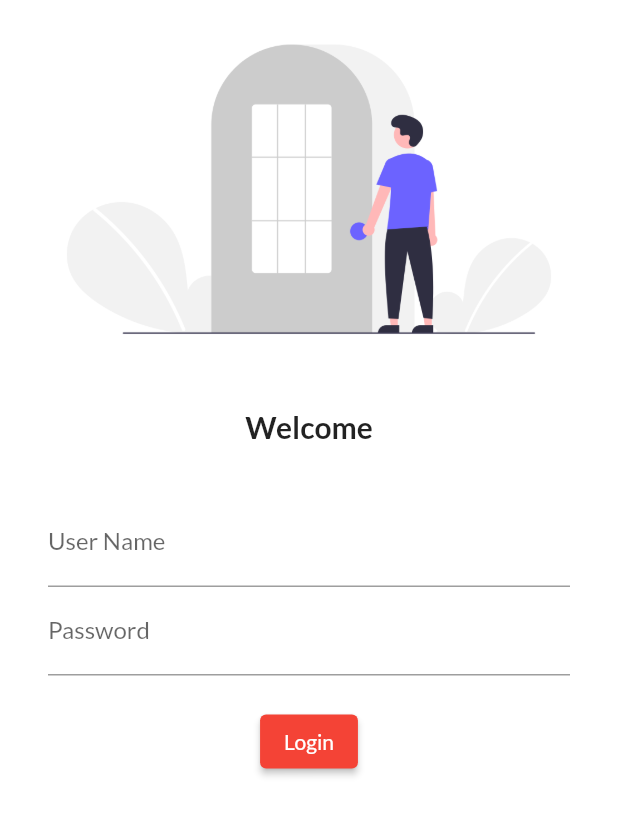
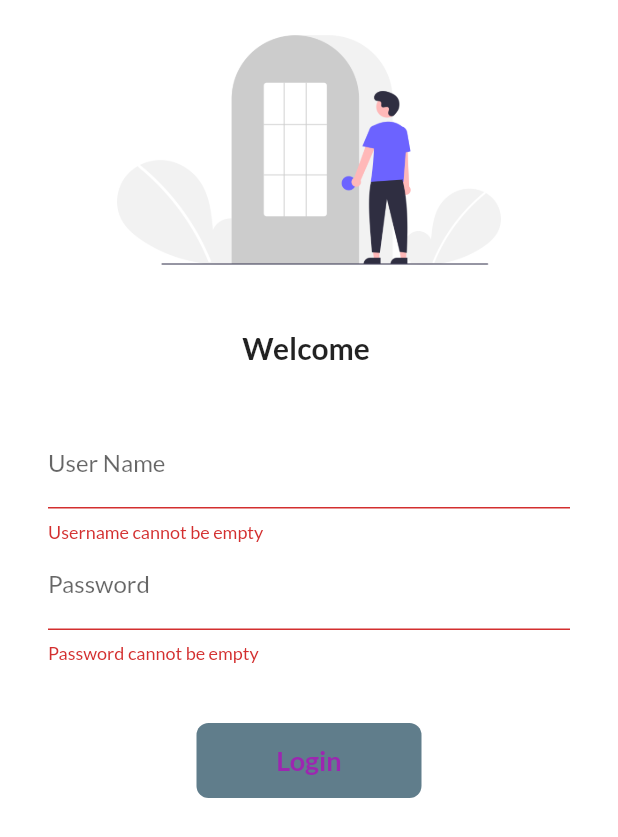
Before and after one commit to oplala276/ecommerce_app, a Flutter app: the LoginPage screen opened by its route, after a tap on "Login", on a phone screen of 412 x 824 dp. Shown: the top 837 px of the screen. Run offline on Flutter 3.47's test engine with Material 2 defaults, Android fonts, the phone set to English and light mode, and no system bars; our stand-ins replace google_fonts; missing offline and left inert: dart:html, dart:js_util; network calls fail.

Commit message:
day9 completed

```diff
--- a/lib/pages/login_page.dart
+++ b/lib/pages/login_page.dart
@@ -1,23 +1,51 @@
+import 'dart:js_util';
+
 import 'package:flutter/material.dart';
+import 'package:practice_app/utils/routes.dart';
 
-class LoginPage extends StatelessWidget {
+class LoginPage extends StatefulWidget {
   const LoginPage({super.key});
+
+  @override
+  State<LoginPage> createState() => _LoginPageState();
+}
+
+class _LoginPageState extends State<LoginPage> {
+  String name = "";
+  bool changeButton = false;
+  final _formKey = GlobalKey<FormState>();
+  moveToHome(BuildContext context) async {
+    if (_formKey.currentState!.validate()) {
+      setState(() {
+        changeButton = true;
+      });
+      await Future.delayed(Duration(seconds: 1));
+      await Navigator.pushNamed(context, MyRoutes.homeRoute);
+      setState(() {
+        changeButton = false;
+      });
+    }
+  }
 
   @override
   Widget build(BuildContext context) {
     return Material(
       color: Colors.white,
+      child: SingleChildScrollView(
+        child: Form(
+          key: _formKey,
           child: Column(
             children: [
               Image.asset(
                 "assets/images/login_image.png",
                 fit: BoxFit.cover,
+                height: 200,
               ),
               SizedBox(
                 height: 20,
               ),
               Text(
-            "Welcome",
+                "Welcome $name",
                 style: TextStyle(
                   fontSize: 20,
                   fontWeight: FontWeight.bold,
@@ -27,34 +55,83 @@ class LoginPage extends StatelessWidget {
                 height: 20,
               ),
               Padding(
-            padding:
-                const EdgeInsets.symmetric(vertical: 16.0, horizontal: 32.0),
+                padding: const EdgeInsets.symmetric(
+                    vertical: 16.0, horizontal: 32.0),
                 child: Column(
                   children: [
                     TextFormField(
                       decoration: InputDecoration(
                           hintText: "Enter User Name", labelText: "User Name"),
+                      validator: (value) {
+                        if (value!.isEmpty) {
+                          return "Username cannot be empty";
+                        }
+                        return null;
+                      },
+                      onChanged: (value) {
+                        name = value;
+                        setState(() {});
+                      },
                     ),
                     TextFormField(
                       obscureText: true,
                       decoration: InputDecoration(
                           hintText: "Enter Password", labelText: "Password"),
+                      validator: (value) {
+                        if (value!.isEmpty) {
+                          return "Password cannot be empty";
+                        } else if (value.length < 6) {
+                          return "Password length should be at least 6";
+                        }
+                        return null;
+                      },
                     ),
+
                     SizedBox(
-                  height: 20,
+                      height: 40,
                     ),
-                ElevatedButton(
-                  onPressed: () {
-                    print("jai ho");
-                  },
-                  child: Text("Login"),
-                  style: TextButton.styleFrom(),
+                    InkWell(
+                      onTap: () => moveToHome(context),
+                      child: AnimatedContainer(
+                        duration: Duration(seconds: 1),
+                        height: 50,
+                        width: changeButton ? 50 : 150,
+                        alignment: Alignment.center,
+                        child: changeButton
+                            ? Icon(
+                                Icons.done,
+                                color: Colors.white,
                               )
+                            : Text(
+                                "Login",
+                                style: TextStyle(
+                                    color: Colors.purple,
+                                    fontSize: 18,
+                                    fontWeight: FontWeight.bold),
+                              ),
+                        decoration: BoxDecoration(
+                            color:
+                                changeButton ? Colors.yellow : Colors.blueGrey,
+                            // shape:
+                            //     changeButton ? BoxShape.circle : BoxShape.rectangle,
+                            borderRadius:
+                                BorderRadius.circular(changeButton ? 24 : 8)),
+                      ),
+                    )
+                    // ElevatedButton(
+                    //   onPressed: () {
+                    //     Navigator.pushNamed(context, MyRoutes.homeRoute);
+                    //   },
+                    //   child: Text("Login"),
+                    //   style: TextButton.styleFrom(minimumSize: Size(150, 40)),
+                    // )
                   ],
                 ),
               )
             ],
           ),
+        ),
+      ),
     );
   }
 }
--- /dev/null
+++ b/lib/utils/routes.dart
@@ -0,0 +1,4 @@
+class MyRoutes {
+  static String loginRoute = "/login";
+  static String homeRoute = "/home";
+}
--- /dev/null
+++ b/lib/widgets/themes.dart
@@ -0,0 +1,24 @@
+import 'package:flutter/material.dart';
+import 'package:google_fonts/google_fonts.dart';
+
+class MyTheme {
+  static ThemeData lightTheme(BuildContext context) => ThemeData(
+      primarySwatch: Colors.grey,
+      fontFamily: GoogleFonts.lato().fontFamily,
+      appBarTheme: AppBarTheme(
+        color: Colors.white,
+        elevation: 0.0,
+        iconTheme: IconThemeData(color: Colors.black),
+        textTheme: Theme.of(context).textTheme,
+      ));
+
+  static ThemeData darkTheme(BuildContext context) => ThemeData(
+      primarySwatch: Colors.grey,
+      fontFamily: GoogleFonts.lato().fontFamily,
+      appBarTheme: AppBarTheme(
+        color: Colors.white,
+        elevation: 0.0,
+        iconTheme: IconThemeData(color: Colors.black),
+        textTheme: Theme.of(context).textTheme,
+      ));
+}
```
Also changed, not shown: lib/main.dart (+8 -10 lines), lib/models/catalogitems.dart (added, +31 -0 lines), lib/pages/home_page.dart (+26 -7 lines), lib/widgets/drawer.dart (added, +76 -0 lines), lib/widgets/item_widget.dart (added, +28 -0 lines). Lines whose indentation alone changed are shown as unchanged.
